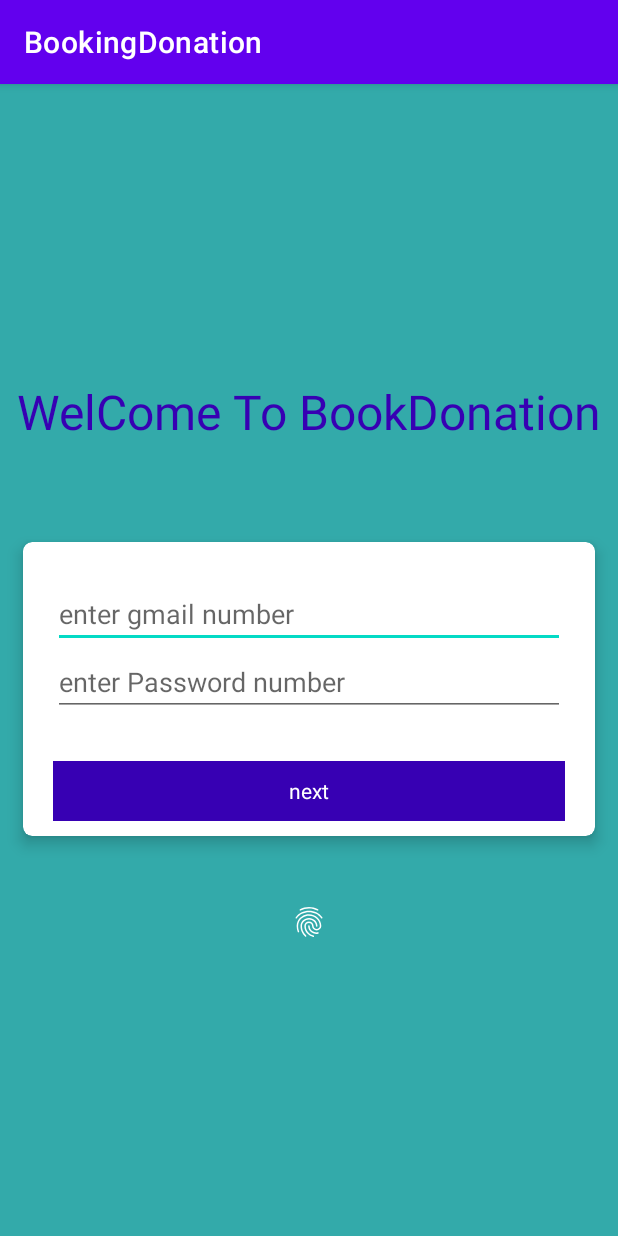
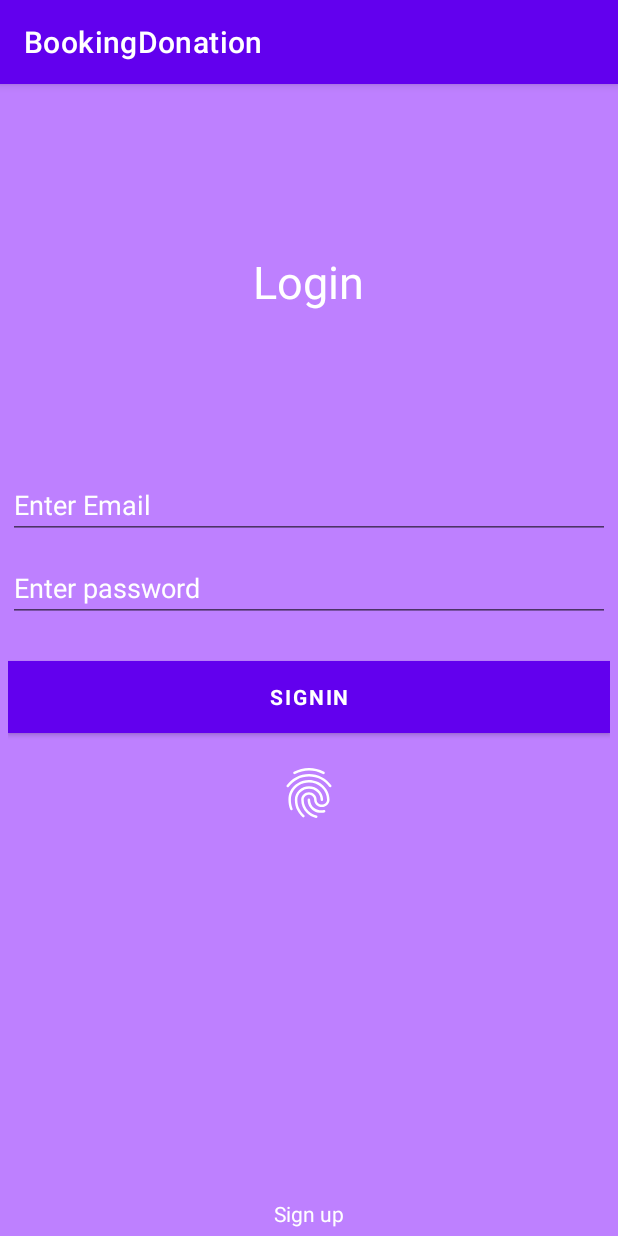
Before and after one commit to Mounikabattini/Book-donation-app, an Android app: the screen it shows after launch (LoginActivity before the commit, MainActivity after it), on a phone screen of 412 x 824 dp. Run offline under Robolectric (Android 15) with nearby library versions, the light colour scheme and no system bars.

Commit message:
Updated fragmentations

```diff
--- a/app/src/main/java/com/mounika/bookingdonation/MainActivity.java
+++ b/app/src/main/java/com/mounika/bookingdonation/MainActivity.java
@@ -9,6 +9,6 @@ public class MainActivity extends AppCompatActivity {
     @Override
     protected void onCreate(Bundle savedInstanceState) {
         super.onCreate(savedInstanceState);
-        setContentView(R.layout.activity_main);
+        setContentView(R.layout.main_fragment);
     }
 }
--- a/app/src/main/java/com/mounika/bookingdonation/MainFragment.java
+++ b/app/src/main/java/com/mounika/bookingdonation/MainFragment.java
@@ -1,10 +1,13 @@
 package com.mounika.bookingdonation;
 
 import android.content.Intent;
+import android.database.Cursor;
+import android.database.sqlite.SQLiteDatabase;
 import android.os.Bundle;
 import android.view.LayoutInflater;
 import android.view.View;
 import android.view.ViewGroup;
+import android.widget.Button;
 import android.widget.EditText;
 import android.widget.ImageView;
 import android.widget.TextView;
@@ -15,6 +18,8 @@ import androidx.biometric.BiometricPrompt;
 import androidx.core.content.ContextCompat;
 import androidx.fragment.app.Fragment;
 
+import com.mounika.bookingdonation.database.DBHelper;
+
 import java.util.concurrent.Executor;
 
 public class MainFragment extends Fragment {
@@ -22,7 +27,9 @@ public class MainFragment extends Fragment {
     private Executor executor;
     private BiometricPrompt biometricPrompt;
     private BiometricPrompt.PromptInfo promptInfo;
-    private EditText edPhone;
+    private EditText ed_login,ed_password;
+    private Button btnLogin;
+    private TextView signUpTextView;
     View view;
 
     @Override
@@ -32,24 +39,27 @@ public class MainFragment extends Fragment {
         //Inflate the layout for this fragment
 
         view = inflater.inflate(R.layout.activity_main, container, false);
+        initUI();
 
 
 
+        btnLogin.setOnClickListener(new View.OnClickListener() {
+            @Override
+            public void onClick(View view) {
+               /* Intent  i = new Intent(LoginActivity.this,MainActivity.class);
+                startActivity(i);*/
+                doLogin();
+            }
+        });
+        signUpTextView.setOnClickListener(new View.OnClickListener() {
+            @Override
+            public void onClick(View view) {
+                Intent  i = new Intent(getActivity(), RegisterActivity.class);
+                getActivity().startActivity(i);
+            }
+        });
 
 
-        TextView btnNext = (TextView) view.findViewById(R.id.btn_next);
-        edPhone = (EditText) view.findViewById(R.id.edPhone);
-        btnNext.setOnClickListener(new View.OnClickListener() {
-            @Override
-
-            public void onClick(View view) {
-                if(isValidate()) {
-
-                    Intent itemIntent = new Intent(getActivity(), HomeActivity.class);
-                    startActivity(itemIntent);
-                }
-            }
-        });
         executor = ContextCompat.getMainExecutor(getActivity());
         biometricPrompt = new BiometricPrompt(getActivity(),
                 executor, new BiometricPrompt.AuthenticationCallback() {
@@ -68,7 +78,7 @@ public class MainFragment extends Fragment {
                 super.onAuthenticationSucceeded(result);
                 Toast.makeText(getActivity().getApplicationContext(),
                         "Authentication succeeded!", Toast.LENGTH_SHORT).show();
-                Intent  itemIntent = new Intent(getActivity(),HomeActivity.class);
+                Intent  itemIntent = new Intent(getActivity(),SaveDonationFragment.class);
                 startActivity(itemIntent);
 
             }
@@ -99,13 +109,39 @@ public class MainFragment extends Fragment {
         return  view;
     }
 
-    private boolean isValidate() {
-        if(edPhone.getText().length() < 10){
-            Toast.makeText(getActivity()," Enter valid Email number ",Toast.LENGTH_SHORT).show();
-            return  false;
-        }else{
-            return true;
+
+
+
+    private void initUI() {
+        btnLogin = (Button) view. findViewById(R.id.email_sign_in_button);
+        ed_login = (EditText) view. findViewById(R.id.email);
+        ed_password = (EditText)  view.findViewById(R.id.password);
+        signUpTextView = (TextView) view. findViewById(R.id.signUpTextView);
+    }
+
+    private void doLogin() {
+        // TODO Auto-generated method stub
+        String Lname,Lpassword;
+        Lname = ed_login.getText().toString();
+        Lpassword = ed_password.getText().toString();
+       /* Intent userDetails = new Intent(MainActivity.this, Home.class);
+        startActivity(userDetails);*/
+
+        DBHelper DBCon = new DBHelper(getActivity());
+        SQLiteDatabase db = DBCon.getWritableDatabase();
+        String sql = "select * from Details where UserName = '"+ Lname+"' and Password = '"+Lpassword+"'" ;
+        Cursor c = db.rawQuery(sql, null);
+        if (c!= null) {
+            Intent i = new Intent(getActivity(), HomeActivity.class);
+            getActivity().startActivity(i);
+            Toast.makeText(getActivity(), "success",
+                    Toast.LENGTH_LONG).show();
+
+        } else {
+            Toast.makeText(getActivity(), "not success",
+                    Toast.LENGTH_LONG).show();
         }
+
     }
 
 }
--- a/app/src/main/res/layout/activity_main.xml
+++ b/app/src/main/res/layout/activity_main.xml
@@ -1,94 +1,100 @@
-<?xml version="1.0" encoding="utf-8"?>
 <LinearLayout xmlns:android="http://schemas.android.com/apk/res/android"
-    xmlns:app="http://schemas.android.com/apk/res-auto"
-    xmlns:tools="http://schemas.android.com/tools"
-    android:layout_width="match_parent"
-    android:layout_height="match_parent"
+    xmlns:tools="http://schemas.android.com/tools" android:layout_width="match_parent"
+    android:layout_height="match_parent" android:gravity="center_vertical|center_horizontal"
     android:orientation="vertical"
-    android:background="@color/bgcolor"
-    android:gravity="center"
-    tools:context=".MainActivity">
-    <TextView
-        android:layout_width="wrap_content"
-        android:layout_height="wrap_content"
-        android:textColor="@color/purple_700"
-        android:text="WelCome To BookDonation"
-        android:textSize="32sp"
-        android:layout_marginBottom="60dp"
+    android:paddingBottom="5dp"
+    android:paddingLeft="5dp"
+    android:paddingRight="5dp"
+    android:paddingTop="5dp"
+    android:background="#ffBE80FF"
+    android:descendantFocusability="beforeDescendants"
+    android:focusableInTouchMode="true">
 
-        ></TextView>
+    <LinearLayout
+        android:id="@+id/ll1"
+        android:layout_width="match_parent"
+        android:layout_height="match_parent"
+        android:layout_weight="1"
+        android:gravity="center_vertical|center_horizontal">
+
+        <TextView
+            android:layout_width="wrap_content"
+            android:layout_height="wrap_content"
+            android:textAppearance="?android:attr/textAppearanceLarge"
+            android:text="Login"
+            android:id="@+id/textView2"
+            android:textSize="30dp"
+            android:textColor="#ffffffff" />
 
 
-    <androidx.cardview.widget.CardView
+    </LinearLayout>
+
+    <LinearLayout
+        android:id="@+id/ll2"
         android:layout_width="match_parent"
-        android:layout_height="wrap_content"
-        android:layout_marginTop="5dp"
-        android:layout_marginBottom="5dp"
-        android:layout_marginRight="15dp"
-        android:layout_marginLeft="15dp"
-        app:cardCornerRadius="6dp"
-        app:cardElevation="6dp">
-        <LinearLayout
-            android:layout_width="match_parent"
-            android:layout_height="wrap_content"
-            android:orientation="vertical"
-            android:layout_marginLeft="10dp"
-            android:layout_marginRight="10dp"
-            android:padding="10dp">
+        android:layout_height="match_parent"
+        android:layout_weight="1"
+        android:gravity="center_vertical|center_horizontal">
+
+              <LinearLayout android:id="@+id/email_login_form" android:layout_width="match_parent"
+                    android:layout_height="wrap_content"
+                  android:orientation="vertical">
+
+                    <AutoCompleteTextView android:id="@+id/email" android:layout_width="match_parent"
+                        android:layout_height="wrap_content"
+                        android:hint="Enter Email"
+                        android:inputType="textEmailAddress" android:maxLines="1"
+                        android:singleLine="true"
+                        android:layout_marginBottom="10dp"
+                        android:textColorHint="#ffffffff"
+                        android:textColor="#ffffffff" />
+
+                    <EditText android:id="@+id/password"
+                        android:layout_width="match_parent"
+                        android:layout_height="wrap_content"
+                        android:hint="Enter password"
+                        android:imeOptions="actionUnspecified"
+                        android:inputType="textPassword"
+                        android:maxLines="1" android:singleLine="true"
+                        android:layout_marginBottom="10dp"
+                        android:textColorHint="#ffffffff"
+                        android:textColor="#ffffffff" />
+
+                    <Button android:id="@+id/email_sign_in_button" style="?android:textAppearanceSmall"
+                        android:layout_width="match_parent"
+                        android:layout_height="wrap_content"
+                        android:layout_marginTop="16dp"
+                        android:text="signIn"
+                        android:textStyle="bold"
+                        android:textColor="#ffffffff"
+                        android:background="#ff7e51c2" />
 
 
-            <LinearLayout
-                android:layout_width="match_parent"
-                android:layout_height="wrap_content"
-                android:id="@+id/delarLayout"
-                android:orientation="vertical">
-                <LinearLayout
-                    android:layout_width="match_parent"
-                    android:layout_height="wrap_content"
-                    android:layout_marginTop="15sp"
-                    android:visibility="visible"
-                    android:orientation="vertical">
-
-                    <EditText
-                        android:layout_width="match_parent"
-                        android:layout_height="wrap_content"
-                        android:layout_gravity="center"
-                        android:id="@+id/edPhone"
-                        android:hint="enter gmail number" />
-
-
-                    <EditText
-                        android:layout_width="match_parent"
-                        android:layout_height="wrap_content"
-                        android:layout_gravity="center"
-                        android:inputType="textPassword"
-                        android:id="@+id/edPassword"
-                        android:maxLength="10"
-                        android:hint="enter Password number" />
-
-                    <TextView
-                        android:layout_width="match_parent"
+                    <ImageView
+                        android:layout_width="40dp"
                         android:layout_height="40dp"
                         android:layout_gravity="center"
-                        android:id="@+id/btn_next"
-                        android:gravity="center"
-                        android:layout_marginTop="30dp"
-                        android:textColor="@color/white"
-                        android:background="@color/purple_700"
-                        android:text="next" />
+                        android:id="@+id/biometric_login"
+                        android:layout_marginTop="20dp"
+                        android:layout_marginBottom="40dp"
 
+                        android:src="@drawable/ic_fingerprint" />
+                </LinearLayout>
+    </LinearLayout>
 
-                </LinearLayout>
-            </LinearLayout>
-        </LinearLayout>
-    </androidx.cardview.widget.CardView>
-    <ImageView
-        android:layout_width="wrap_content"
-        android:layout_height="wrap_content"
-        android:layout_gravity="center"
-        android:id="@+id/biometric_login"
-        android:layout_marginTop="40dp"
+    <LinearLayout
+        android:id="@+id/ll3"
+        android:layout_width="match_parent"
+        android:layout_height="match_parent"
+        android:layout_weight="1"
+        android:gravity="bottom|center_horizontal">
 
-        android:src="@drawable/ic_fingerprint" />
-
+        <TextView
+            android:layout_width="wrap_content"
+            android:layout_height="wrap_content"
+            android:text="Sign up"
+            android:id="@+id/signUpTextView"
+            android:autoLink="web"
+            android:textColor="#ffffffff" />
+    </LinearLayout>
 </LinearLayout>
```
Also changed, not shown: app/src/main/AndroidManifest.xml (+4 -6 lines), app/src/main/java/com/mounika/bookingdonation/SaveDonationFragment.java (+20 -12 lines), app/src/main/res/layout/actiivty_home.xml (+11 -10 lines), app/src/main/res/layout/save_donation_activity.xml (+20 -10 lines).
